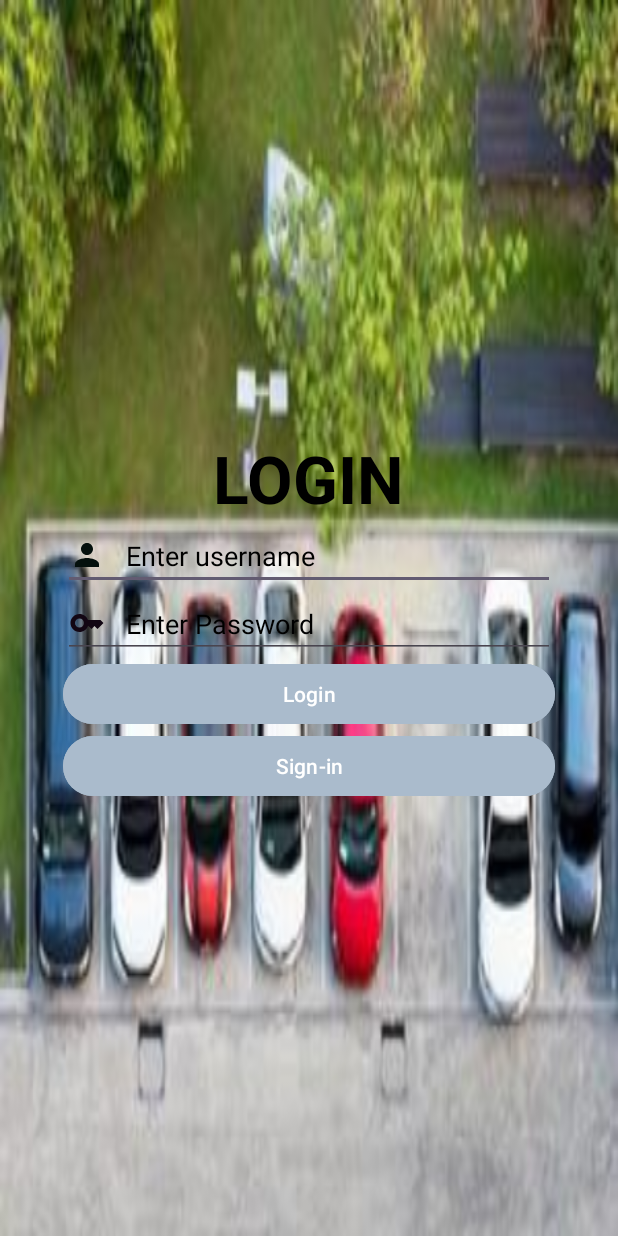
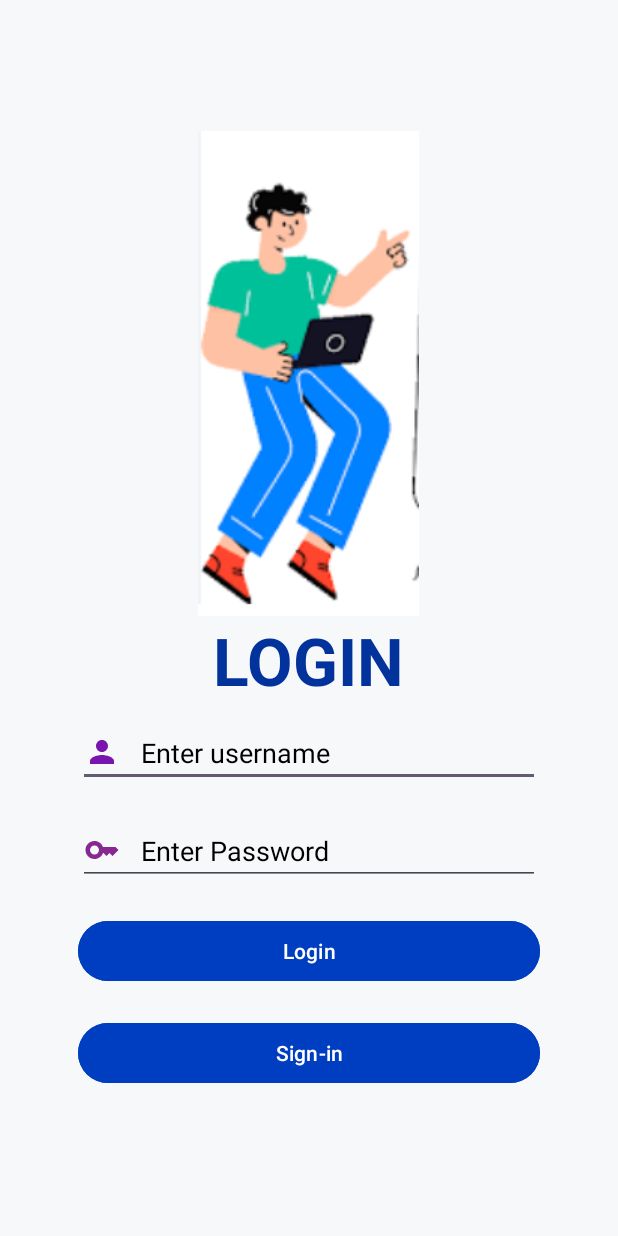
Before and after one commit to AyushS-08/Smart-park, an Android app: the screen it shows after launch (MainActivity), on a phone screen of 412 x 824 dp. Run offline under Robolectric (Android 15) with nearby library versions, the phone set to English and light mode, and no system bars; our stand-ins replace Firebase (no records; nobody signed in at launch, a user with empty details on screens opened directly).

Commit message:
finished project

```diff
--- a/app/src/main/res/mipmap-hdpi/baseline_key_24.xml
+++ b/app/src/main/res/drawable/baseline_key_24.xml
@@ -1,4 +1,4 @@
-<vector android:height="24dp" android:tint="#120613"
+<vector android:height="24dp" android:tint="#872792"
     android:viewportHeight="24" android:viewportWidth="24"
     android:width="24dp" xmlns:android="http://schemas.android.com/apk/res/android">
     <path android:fillColor="@android:color/white" android:pathData="M21,10h-8.35C11.83,7.67 9.61,6 7,6c-3.31,0 -6,2.69 -6,6s2.69,6 6,6c2.61,0 4.83,-1.67 5.65,-4H13l2,2l2,-2l2,2l4,-4.04L21,10zM7,15c-1.65,0 -3,-1.35 -3,-3c0,-1.65 1.35,-3 3,-3s3,1.35 3,3C10,13.65 8.65,15 7,15z"/>
--- /dev/null
+++ b/app/src/main/res/drawable/baseline_keyboard_24.xml
@@ -0,0 +1,5 @@
+<vector android:height="24dp" android:tint="#872792"
+    android:viewportHeight="24" android:viewportWidth="24"
+    android:width="24dp" xmlns:android="http://schemas.android.com/apk/res/android">
+    <path android:fillColor="@android:color/white" android:pathData="M20,5L4,5c-1.1,0 -1.99,0.9 -1.99,2L2,17c0,1.1 0.9,2 2,2h16c1.1,0 2,-0.9 2,-2L22,7c0,-1.1 -0.9,-2 -2,-2zM11,8h2v2h-2L11,8zM11,11h2v2h-2v-2zM8,8h2v2L8,10L8,8zM8,11h2v2L8,13v-2zM7,13L5,13v-2h2v2zM7,10L5,10L5,8h2v2zM16,17L8,17v-2h8v2zM16,13h-2v-2h2v2zM16,10h-2L14,8h2v2zM19,13h-2v-2h2v2zM19,10h-2L17,8h2v2z"/>
+</vector>
--- a/app/src/main/res/drawable/user.xml
+++ b/app/src/main/res/drawable/user.xml
@@ -1,4 +1,4 @@
-<vector android:height="24dp" android:tint="#04100D"
+<vector android:height="24dp" android:tint="#7815AE"
     android:viewportHeight="24" android:viewportWidth="24"
     android:width="24dp" xmlns:android="http://schemas.android.com/apk/res/android">
     <path android:fillColor="@android:color/white" android:pathData="M12,12c2.21,0 4,-1.79 4,-4s-1.79,-4 -4,-4 -4,1.79 -4,4 1.79,4 4,4zM12,14c-2.67,0 -8,1.34 -8,4v2h16v-2c0,-2.66 -5.33,-4 -8,-4z"/>
--- a/app/src/main/res/layout/activity_main.xml
+++ b/app/src/main/res/layout/activity_main.xml
@@ -5,8 +5,8 @@
     xmlns:app="http://schemas.android.com/apk/res-auto"
     android:layout_width="match_parent"
     android:layout_height="match_parent"
-    tools:context=".MainActivity"
-    android:background="@drawable/bk">
+    android:background="#F6F8FA"
+    tools:context=".MainActivity">
     <androidx.appcompat.widget.LinearLayoutCompat
         android:layout_width="match_parent"
         android:layout_height="wrap_content"
@@ -14,19 +14,27 @@
         android:layout_gravity="center"
         android:gravity="center"
         android:padding="42dp">
+
+        <ImageView
+            android:id="@+id/imageView6"
+            android:layout_width="wrap_content"
+            android:layout_height="wrap_content"
+            app:srcCompat="@drawable/login" />
+
         <TextView
             android:layout_height="wrap_content"
             android:layout_width="wrap_content"
             android:text="LOGIN"
             android:textSize="44sp"
             android:textStyle="bold"
-            android:textColor="@color/black">
+            android:textColor="#02339C">
         </TextView>
         <EditText
             android:layout_width="match_parent"
+            android:layout_margin="10dp"
             android:layout_height="wrap_content"
             android:id="@+id/tf1"
-            android:drawableLeft="@mipmap/user"
+            android:drawableLeft="@drawable/user"
             android:inputType="text"
             android:hint="   Enter username"
             android:textColor="@color/black"
@@ -36,7 +44,8 @@
             android:layout_width="match_parent"
             android:layout_height="wrap_content"
             android:id="@+id/tf2"
-            android:drawableLeft="@mipmap/baseline_key_24"
+            android:layout_margin="10dp"
+            android:drawableLeft="@drawable/baseline_key_24"
             android:inputType="textPassword"
             android:textColor="@color/black"
             android:hint="   Enter Password"
@@ -48,7 +57,8 @@
             android:id="@+id/tf4"
             android:layout_height="wrap_content"
             android:text="Login"
-            android:backgroundTint="#abc"
+            android:layout_margin="10dp"
+            android:backgroundTint="#003EC1"
             tools:ignore="InvalidId">
         </Button>
         <Button
@@ -56,7 +66,8 @@
             android:id="@+id/tf3"
             android:layout_height="wrap_content"
             android:text="Sign-in"
-            android:backgroundTint="#abc"
+            android:layout_margin="10dp"
+            android:backgroundTint="#003EC1"
             tools:ignore="InvalidId">
         </Button>
 
```
Also changed, not shown: app/src/main/res/layout/activity_book.xml (+7 -7 lines), app/src/main/res/layout/activity_home.xml (+8 -6 lines), app/src/main/res/layout/activity_reg.xml (+17 -3 lines), app/src/main/res/drawable/login.PNG (added), app/src/main/res/drawable/reg.PNG (added).
